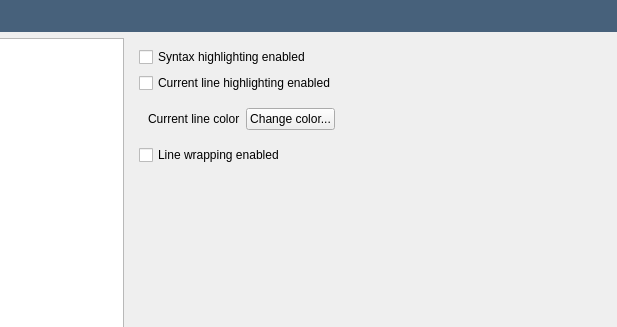
First picture: the form in src/openfluid/ui/common/PreferencesDialog.ui, repository OpenFLUID/openfluid, before the edit; both pictures show x 203 to 820 and y 0 to 327 of the 820 by 530 pixel window.
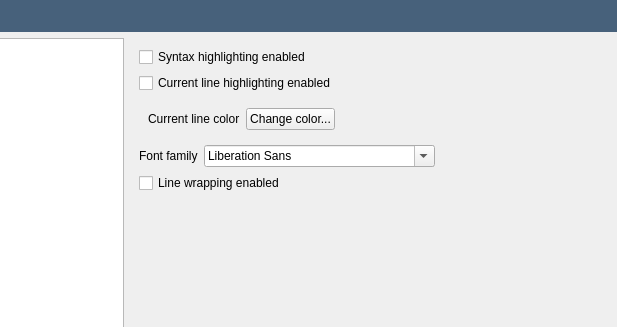
Second picture: the form after the edit. Custom widgets are drawn as their Qt base class.

Commit message: Add Font family choice in the Preferences of Text edit

```diff
--- a/src/openfluid/ui/common/PreferencesDialog.ui
+++ b/src/openfluid/ui/common/PreferencesDialog.ui
@@ -731,6 +731,33 @@
            </layout>
           </widget>
          </item>
+         <item>
+          <layout class="QHBoxLayout" name="horizontalLayout_9">
+           <item>
+            <widget class="QLabel" name="FontLabel">
+             <property name="text">
+              <string>Font family</string>
+             </property>
+            </widget>
+           </item>
+           <item>
+            <widget class="QFontComboBox" name="FontComboBox"/>
+           </item>
+           <item>
+            <spacer name="horizontalSpacer_5">
+             <property name="orientation">
+              <enum>Qt::Horizontal</enum>
+             </property>
+             <property name="sizeHint" stdset="0">
+              <size>
+               <width>40</width>
+               <height>20</height>
+              </size>
+             </property>
+            </spacer>
+           </item>
+          </layout>
+         </item>
          <item>
           <widget class="QCheckBox" name="LineWrappingCheckBox">
            <property name="text">
```
The commit also changes 2 other files.
